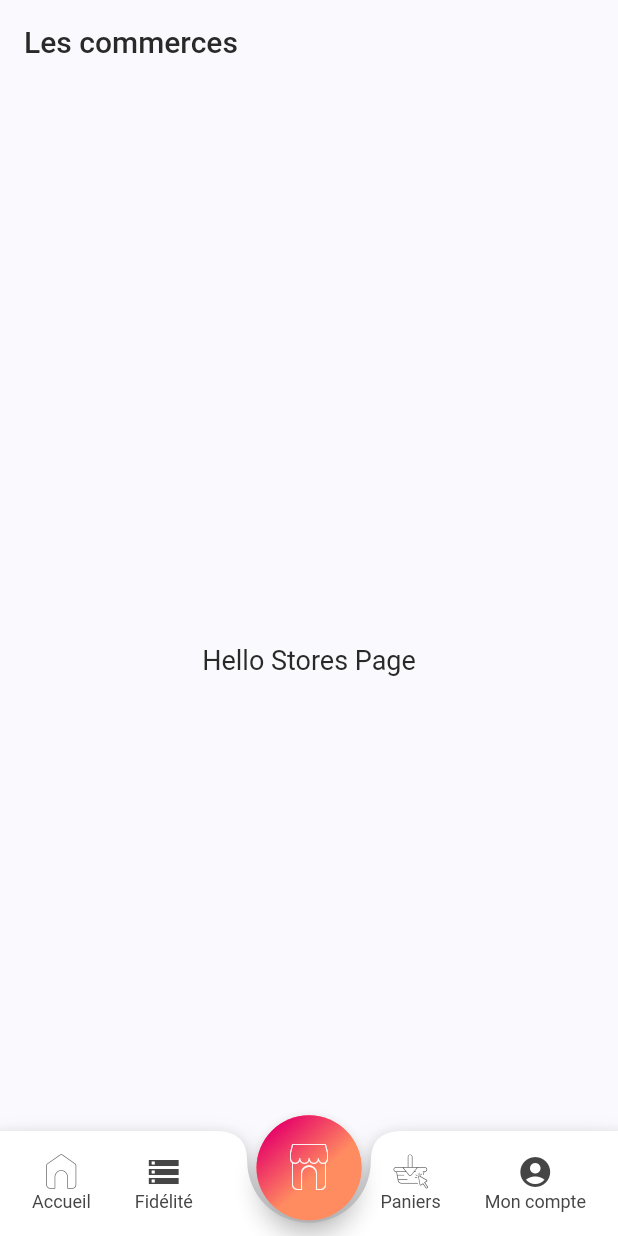
After one commit to Le-Chemin-du-Local/Application, a Flutter app: the screen it shows after launch, after a tap on an icon or button, on a phone screen of 412 x 824 dp. The commit adds this screen. Run offline on Flutter 3.47's test engine with Material 2 defaults, Android fonts, the phone set to English and light mode, and no system bars; our stand-ins replace flutter_riverpod, flutter_secure_storage, freezed_annotation, graphql_flutter; generated files the repository leaves out were written again; statements that could not run were skipped.

Commit message:
✨ Ajout des commerces

```diff
--- a/lib/features/clients/client_main_page/clients_main_page.dart
+++ b/lib/features/clients/client_main_page/clients_main_page.dart
@@ -2,7 +2,7 @@ import 'package:chemin_du_local/features/clients/client_account/client_account_p
 import 'package:chemin_du_local/features/clients/client_basket/client_basket_page.dart';
 import 'package:chemin_du_local/features/clients/client_home/client_home_page.dart';
 import 'package:chemin_du_local/features/clients/fidelity/fidelity_page.dart';
-import 'package:chemin_du_local/features/clients/stores/stores_page.dart';
+import 'package:chemin_du_local/features/commerces/commerces_page.dart';
 import 'package:chemin_du_local/features/main_page/main_page.dart';
 import 'package:chemin_du_local/features/main_page/page_item.dart';
 import 'package:chemin_du_local/presentation/c_l_icons_icons.dart';
@@ -15,7 +15,7 @@ class ClientsMainPage extends StatelessWidget {
   Widget build(BuildContext context) {
     // The pages
     final List<Widget> pages = [
-      const StoresPage(),
+      const CommercesPage(),
       const ClientHomePage(),
       const FidelityPage(),
       const ClientBasketPage(),
--- /dev/null
+++ b/lib/features/commerces/commerce.dart
@@ -0,0 +1,21 @@
+import 'package:chemin_du_local/features/products/product.dart';
+import 'package:flutter/foundation.dart';
+import 'package:freezed_annotation/freezed_annotation.dart';
+
+part 'commerce.freezed.dart';
+part 'commerce.g.dart';
+
+@freezed
+@immutable
+class Commerce with _$Commerce {
+  const factory Commerce(String? id, {
+    required String name,
+    @Default(<String>[]) List<String> categories,
+    String? description,
+    String? address,
+    String? phone,
+    String? email
+  }) = _Commerce;
+
+  factory Commerce.fromJson(Map<String, dynamic> json) => _$CommerceFromJson(json);
+}
--- /dev/null
+++ b/lib/features/commerces/commerces_page.dart
@@ -0,0 +1,12 @@
+import 'package:flutter/material.dart';
+
+class CommercesPage extends StatelessWidget {
+  const CommercesPage({Key? key}) : super(key: key);
+
+  @override
+  Widget build(BuildContext context) {
+    return const Scaffold(
+      body: Center(child: Text("Hello Stores Page")),
+    );
+  }
+}
--- a/lib/features/user/user.dart
+++ b/lib/features/user/user.dart
@@ -1,3 +1,4 @@
+import 'package:chemin_du_local/features/commerces/commerce.dart';
 import 'package:flutter/foundation.dart';
 import 'package:freezed_annotation/freezed_annotation.dart';
 
@@ -19,6 +20,7 @@ class User with _$User {
     String? firstName,
     String? lastName,
     DateTime? createdAt,
+    Commerce? commerce,
   }) = _User;
 
   factory User.fromJson(Map<String, dynamic> json) => _$UserFromJson(json);
```
Also changed, not shown: lib/features/commerces/commerce.freezed.dart (added), lib/features/commerces/commerce.g.dart (added), lib/features/user/user.freezed.dart, lib/features/user/user.g.dart.
